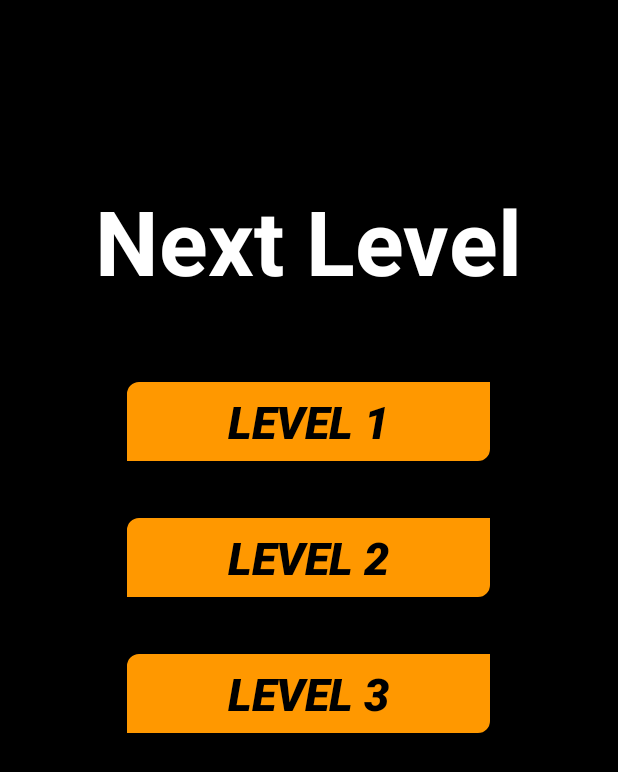
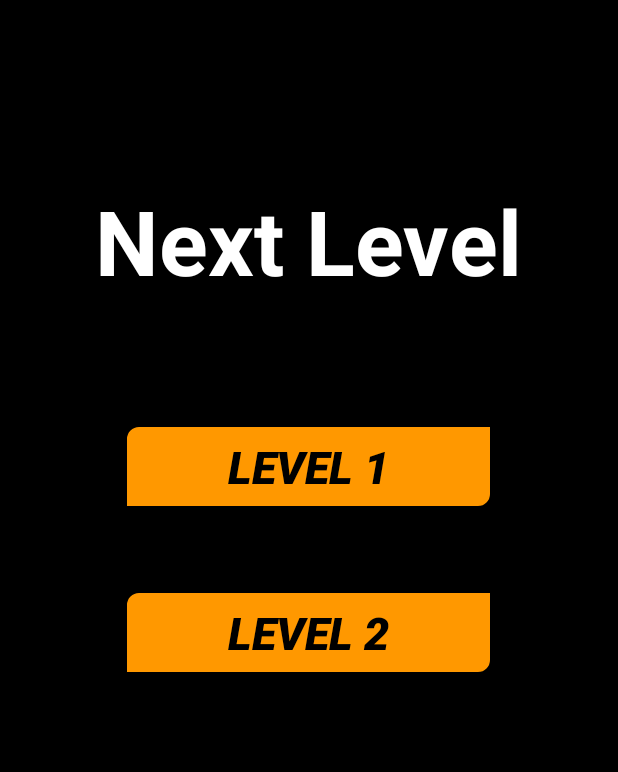
Before and after one commit to qb184/SpaceInvaders, an Android app: the NextLevelActivity screen opened directly, with no data from a screen before it, on a phone screen of 412 x 824 dp. Shown: the top 772 px of the screen. Run offline under Robolectric (Android 15) with nearby library versions, the phone set to English and light mode, and no system bars.

Commit message:
updated scale

```diff
--- a/app/src/main/java/com/example/spaceinvaders/Invaders.java
+++ b/app/src/main/java/com/example/spaceinvaders/Invaders.java
@@ -35,9 +35,9 @@ public class Invaders {
     //move invaders to left or right
     public void update() {
         if (direction == LEFT)
-            x -= 10 * screenRatioX;
+            x -= 12 * screenRatioX;
         else if (direction == RIGHT)
-            x += 10 * screenRatioX;
+            x += 12 * screenRatioX;
     }
 
     public void movingDown() {
--- a/app/src/main/res/layout/activity_next_level.xml
+++ b/app/src/main/res/layout/activity_next_level.xml
@@ -24,7 +24,7 @@
         android:layout_centerHorizontal="true"
         android:layout_below="@+id/nextlevel"
         android:padding="10dp"
-        android:layout_marginTop="50dp"
+        android:layout_marginTop="80dp"
         android:text="LEVEL 1"
         android:id="@+id/level1"
         android:textColor="#000000"
@@ -37,24 +37,11 @@
         android:layout_centerHorizontal="true"
         android:layout_below="@+id/level1"
         android:padding="10dp"
-        android:layout_marginTop="30dp"
+        android:layout_marginTop="50dp"
         android:text="LEVEL 2"
         android:id="@+id/level2"
         android:textColor="#000000"
         android:textSize="30dp"
         android:textStyle="bold|italic"
         android:background="@drawable/button_background"/>
-    <Button
-        android:layout_width="250dp"
-        android:layout_height="wrap_content"
-        android:layout_centerHorizontal="true"
-        android:layout_below="@+id/level2"
-        android:padding="10dp"
-        android:layout_marginTop="30dp"
-        android:text="LEVEL 3"
-        android:id="@+id/level3"
-        android:textColor="#000000"
-        android:textSize="30dp"
-        android:textStyle="bold|italic"
-        android:background="@drawable/button_background"/>
 </RelativeLayout>
```
Also changed, not shown: app/src/main/java/com/example/spaceinvaders/GameView.java (+5 -3 lines).
